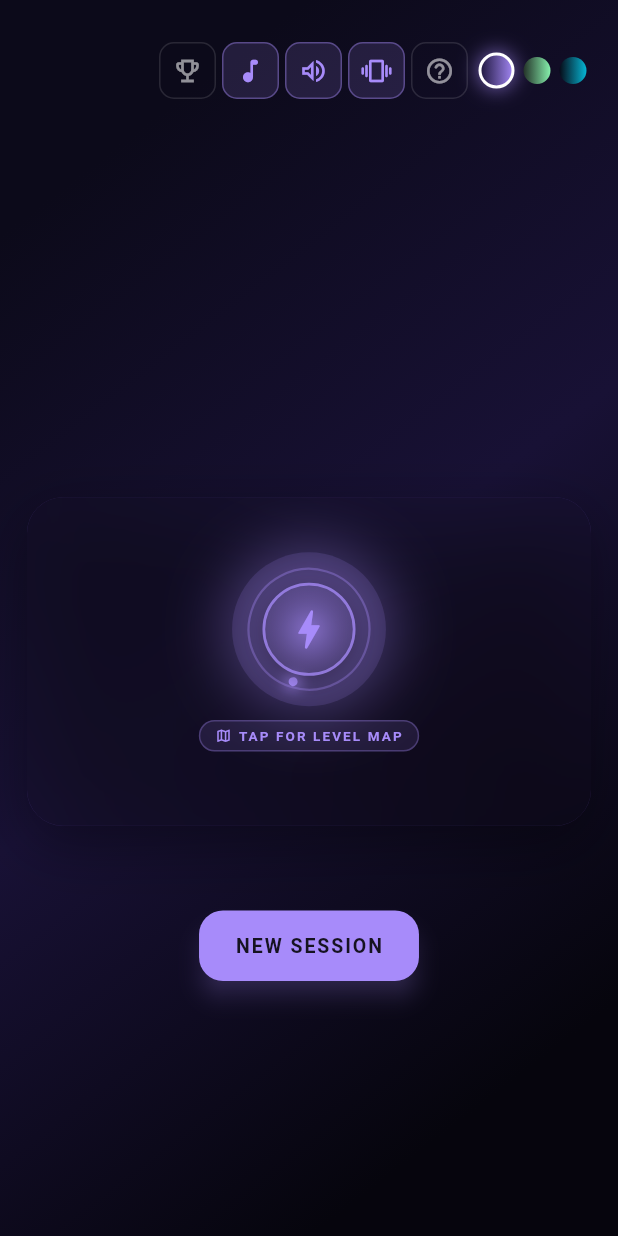
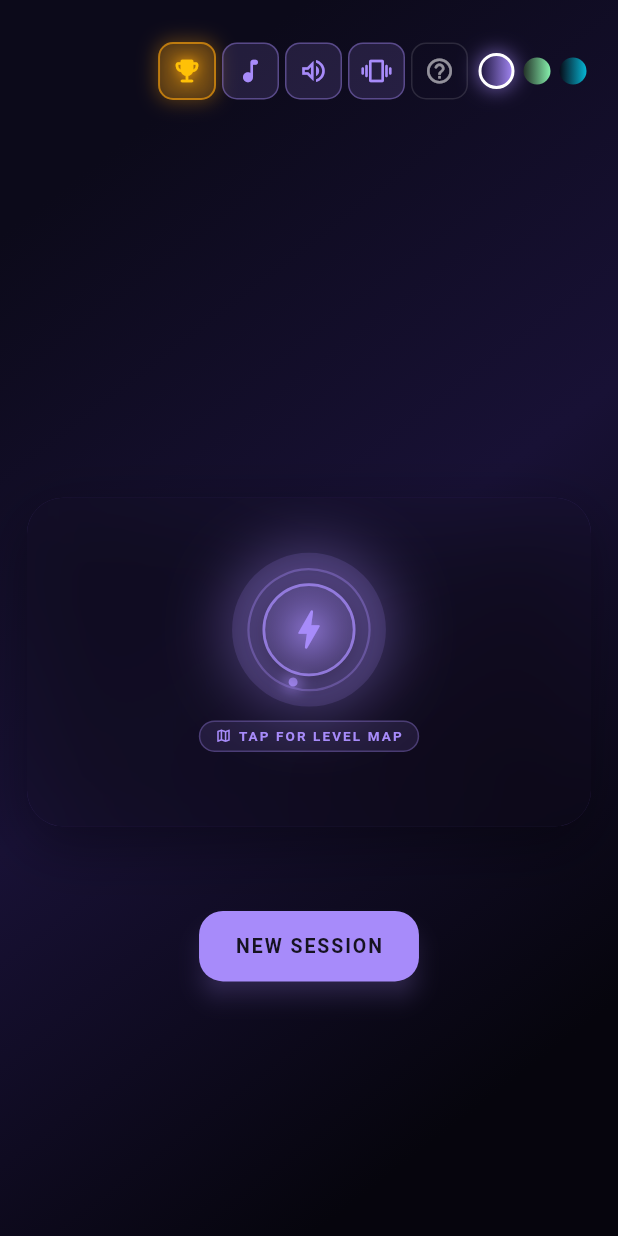
Before and after one commit to aswinwrk/focus_spark, a Flutter app: the screen it shows after launch, on a phone screen of 412 x 824 dp. Run offline on Flutter 3.47's test engine with Material 3 defaults, Android fonts, the phone set to English and light mode, and no system bars; our stand-ins replace google_fonts, google_mobile_ads, shared_preferences; missing offline and left inert: dart:js_interop, games_services; network calls fail.

Commit message:
feat: Update ambient music handling and add leaderboard icon button; improve user experience

```diff
--- a/lib/main.dart
+++ b/lib/main.dart
@@ -2712,18 +2712,6 @@ class _FocusSparkScreenState extends State<FocusSparkScreen>
                     Row(
                       mainAxisSize: MainAxisSize.min,
                       children: [
-                        // 1. Leaderboard / Hall of Fame Icon (Home Screen Only)
-                        if (isStart) ...[
-                          _buildIconToggle(
-                            icon: Icons.emoji_events_outlined,
-                            isActive: false,
-                            onTap: () => _showLeaderboardModal(context, theme),
-                            theme: theme,
-                            tooltip: 'Hall of Fame',
-                          ),
-                          const SizedBox(width: 4),
-                        ],
-
                         // Return to Home (Active Gameplay Only)
                         if (isGameActive) ...[
                           _buildIconToggle(
@@ -2735,6 +2723,10 @@ class _FocusSparkScreenState extends State<FocusSparkScreen>
                           ),
                           const SizedBox(width: 4),
                         ],
+
+                        // 1. Illuminated Leaderboard / Hall of Fame Icon (Available in Both Home & Gameplay!)
+                        _buildLeaderboardIconButton(theme),
+                        const SizedBox(width: 4),
 
                         // 2a. Ambient Music Toggle Button
                         _buildIconToggle(
@@ -3637,6 +3629,57 @@ class _FocusSparkScreenState extends State<FocusSparkScreen>
     }
   }
 
+  Widget _buildLeaderboardIconButton(GameTheme theme) {
+    return Tooltip(
+      message: 'Hall of Fame Leaderboard',
+      child: GestureDetector(
+        onTap: () {
+          HapticFeedback.selectionClick();
+          // Pause game safely if viewing leaderboard during active gameplay
+          if (_gameState == GameState.playerInput || _gameState == GameState.playback) {
+            _cancelInputTimer();
+            _playbackSessionId++;
+            setState(() {
+              _gameState = GameState.paused;
+              _activePlaybackTile = null;
+            });
+          }
+          _showLeaderboardModal(context, theme);
+        },
+        child: AnimatedContainer(
+          duration: const Duration(milliseconds: 250),
+          padding: const EdgeInsets.all(8),
+          decoration: BoxDecoration(
+            color: const Color(0xFFF59E0B).withValues(alpha: 0.16),
+            borderRadius: BorderRadius.circular(10),
+            border: Border.all(
+              color: const Color(0xFFF59E0B).withValues(alpha: 0.65),
+              width: 1.3,
+            ),
+            boxShadow: [
+              BoxShadow(
+                color: const Color(0xFFF59E0B).withValues(alpha: 0.35),
+                blurRadius: 10,
+                spreadRadius: 1,
+              ),
+            ],
+          ),
+          child: const Icon(
+            Icons.emoji_events_rounded,
+            color: Color(0xFFFFC107),
+            size: 20,
+            shadows: [
+              Shadow(
+                color: Color(0xFFF59E0B),
+                blurRadius: 10,
+              ),
+            ],
+          ),
+        ),
+      ),
+    );
+  }
+
   Widget _buildIconToggle({
     required IconData icon,
     required bool isActive,
--- a/pubspec.yaml
+++ b/pubspec.yaml
@@ -16,7 +16,7 @@ publish_to: 'none' # Remove this line if you wish to publish to pub.dev
 # https://developer.apple.com/library/archive/documentation/General/Reference/InfoPlistKeyReference/Articles/CoreFoundationKeys.html
 # In Windows, build-name is used as the major, minor, and patch parts
 # of the product and file versions while build-number is used as the build suffix.
-version: 1.0.0+4
+version: 1.0.0+5
 
 environment:
   sdk: ^3.7.2
```
Also changed, not shown: 1 other file.
